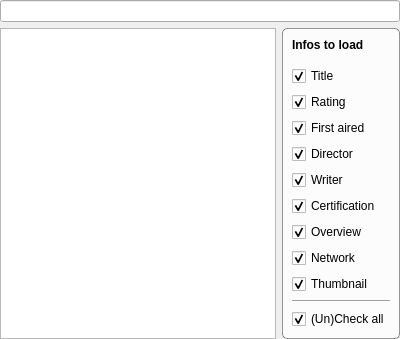
Above: tvShows/TvShowSearchEpisode.ui from Komet/MediaElch before the change. Below: the same form after it.
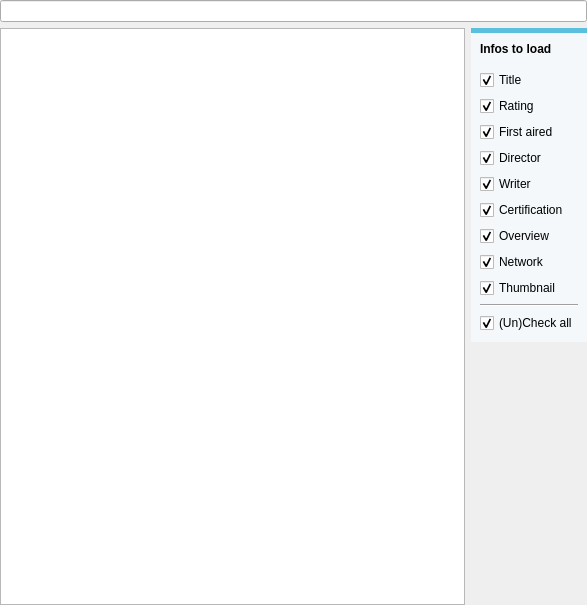
That is the form after the change. Custom widgets are drawn as their Qt base class.

Commit message: Fixes #206 Show id in music search results; improved search widget layout

The edit to the form file:
```diff
--- a/tvShows/TvShowSearchEpisode.ui
+++ b/tvShows/TvShowSearchEpisode.ui
@@ -6,8 +6,8 @@
    <rect>
     <x>0</x>
     <y>0</y>
-    <width>400</width>
-    <height>330</height>
+    <width>587</width>
+    <height>605</height>
    </rect>
   </property>
   <property name="windowTitle">
@@ -62,12 +62,14 @@
       </widget>
      </item>
      <item>
+      <layout class="QVBoxLayout" name="verticalLayout_2">
+       <item>
       <widget class="QGroupBox" name="groupBox">
        <property name="styleSheet">
         <string notr="true">QGroupBox {
-	border: 1px solid rgba(0, 0, 0, 100);
-	border-radius: 5px;
-	background-color: rgba(255, 255, 255, 200);
+    border-radius: 0px;
+    border-top: 5px solid #5BC0DE; 
+    background-color: #F4F8FA;
 }</string>
        </property>
        <property name="title">
@@ -210,6 +212,9 @@
           </property>
          </widget>
         </item>
+         </layout>
+        </widget>
+       </item>
         <item>
          <spacer name="verticalSpacer_3">
           <property name="orientation">
@@ -224,7 +229,6 @@
          </spacer>
         </item>
        </layout>
-      </widget>
      </item>
     </layout>
    </item>
```
Left out of the diff: 11 changed lines with no effect on the pictures. Lines whose indentation alone changed are shown as unchanged. The commit also changes 9 other files.
